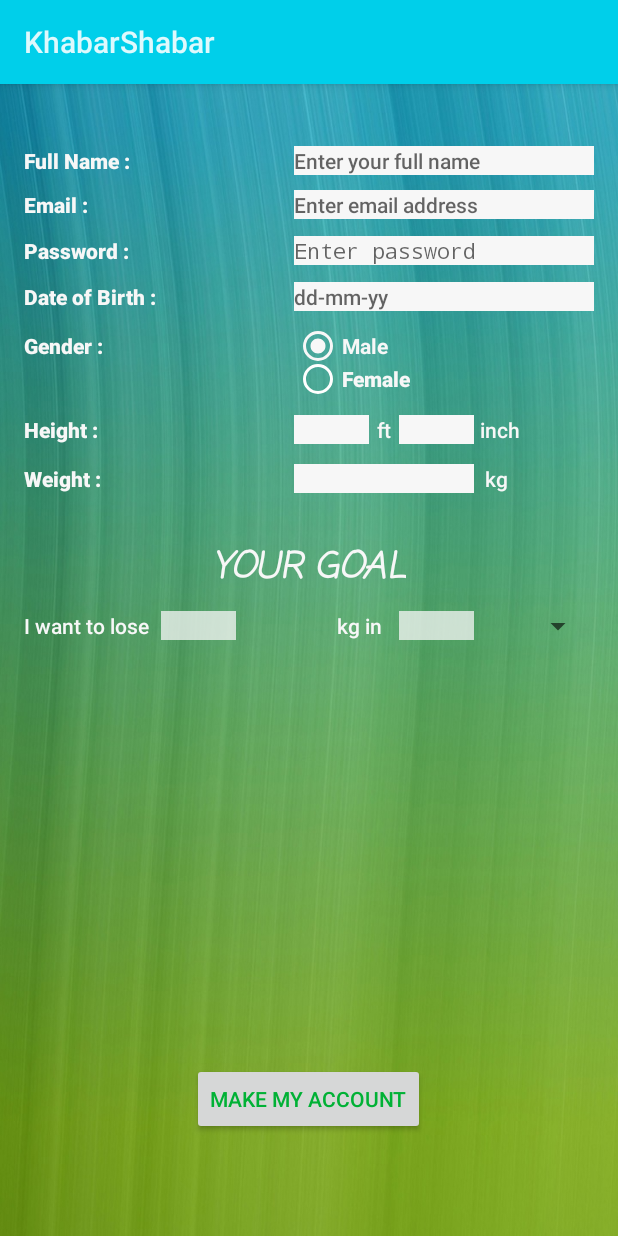
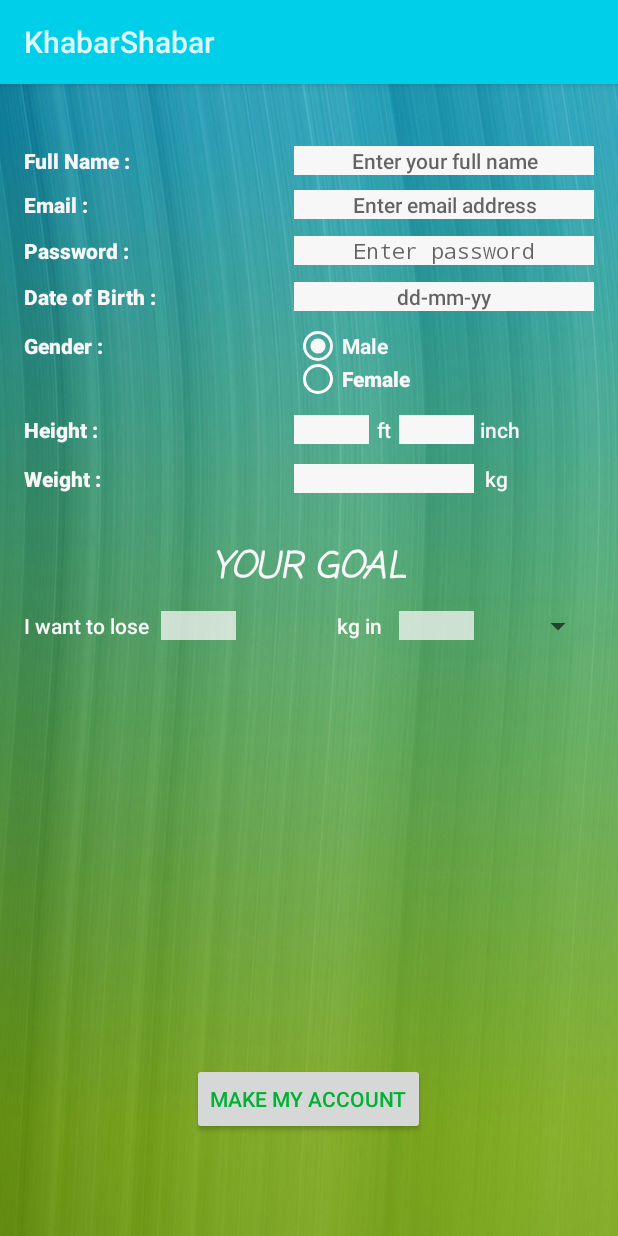
Before and after one commit to SamaSamrin/KhabarShabarAgain, an Android app: the SignUp screen opened directly, with no data from a screen before it, on a phone screen of 412 x 824 dp. Run offline under Robolectric (Android 15) with nearby library versions, the phone set to English and light mode, and no system bars.

Commit message:
fixed editText gravities

```diff
--- a/app/src/main/AndroidManifest.xml
+++ b/app/src/main/AndroidManifest.xml
@@ -32,7 +32,8 @@
         <activity android:name=".SignUp" />
         <activity android:name=".CalculatorDemo" />
         <activity android:name=".GuestPage" />
-        <activity android:name=".ResultPage"></activity>
+        <activity android:name=".ResultPage" />
+        <activity android:name=".WeightDisplay"></activity>
     </application>
 
 </manifest>
--- a/app/src/main/res/layout/activity_signup.xml
+++ b/app/src/main/res/layout/activity_signup.xml
@@ -27,19 +27,20 @@
         android:textStyle="normal|bold" />
 
     <EditText
+        android:id="@+id/fullNameInputField"
+        style="@android:style/Widget.Material.EditText"
         android:layout_width="wrap_content"
         android:layout_height="wrap_content"
-        android:inputType="textPersonName"
-        android:ems="10"
-        android:id="@+id/fullNameInputField"
-        android:textAppearance="@android:style/TextAppearance.Material.Body2"
-        android:background="@color/myWhite"
-        android:hint="Enter your full name"
-        style="@android:style/Widget.Material.EditText"
         android:layout_alignBaseline="@+id/fullNameInputPrompt"
         android:layout_alignBottom="@+id/fullNameInputPrompt"
         android:layout_alignParentEnd="true"
         android:layout_alignStart="@+id/emailInputField"
+        android:background="@color/myWhite"
+        android:ems="10"
+        android:gravity="center"
+        android:hint="Enter your full name"
+        android:inputType="textPersonName"
+        android:textAppearance="@android:style/TextAppearance.Material.Body2"
         android:textColor="@color/mainGreen" />
 
     <TextView
@@ -55,19 +56,20 @@
         android:textStyle="normal|bold" />
 
     <EditText
+        android:id="@+id/emailInputField"
+        style="@android:style/Widget.Material.EditText"
         android:layout_width="wrap_content"
         android:layout_height="wrap_content"
+        android:layout_alignBottom="@+id/emailInputPrompt"
+        android:layout_alignParentEnd="true"
+        android:layout_alignStart="@+id/passwordField"
+        android:layout_alignTop="@+id/emailInputPrompt"
+        android:background="@color/myWhite"
+        android:ems="10"
+        android:gravity="center"
+        android:hint="Enter email address"
         android:inputType="textEmailAddress"
-        android:ems="10"
-        android:layout_alignTop="@+id/emailInputPrompt"
-        android:layout_alignParentEnd="true"
-        android:id="@+id/emailInputField"
-        android:layout_alignBottom="@+id/emailInputPrompt"
-        android:background="@color/myWhite"
-        style="@android:style/Widget.Material.EditText"
         android:textAppearance="@android:style/TextAppearance.Material.Body2"
-        android:hint="Enter email address"
-        android:layout_alignStart="@+id/passwordField"
         android:textColor="@color/mainGreen" />
 
     <TextView
@@ -83,20 +85,21 @@
         android:layout_alignParentStart="true" />
 
     <EditText
+        android:id="@+id/passwordField"
+        style="@android:style/Widget.Material.EditText"
         android:layout_width="wrap_content"
         android:layout_height="wrap_content"
+        android:layout_alignBottom="@+id/passwordPrompt"
+        android:layout_alignParentEnd="true"
+        android:layout_alignStart="@+id/dateOfBirthInput"
+        android:layout_alignTop="@+id/passwordPrompt"
+        android:background="@color/myWhite"
+        android:ems="10"
+        android:gravity="center"
+        android:hint="Enter password"
         android:inputType="textPassword"
-        android:ems="10"
-        android:layout_alignParentEnd="true"
-        android:id="@+id/passwordField"
-        android:layout_alignBottom="@+id/passwordPrompt"
-        android:layout_alignTop="@+id/passwordPrompt"
         android:textAppearance="@android:style/TextAppearance.Material.Body2"
-        android:background="@color/myWhite"
-        android:hint="Enter password"
-        android:layout_alignStart="@+id/dateOfBirthInput"
-        android:textColor="@color/mainGreen"
-        style="@android:style/Widget.Material.EditText" />
+        android:textColor="@color/mainGreen" />
 
     <TextView
         android:text="Date of Birth : "
@@ -111,21 +114,22 @@
         android:textStyle="normal|bold" />
 
     <EditText
+        android:id="@+id/dateOfBirthInput"
+        style="@android:style/Widget.Material.EditText"
         android:layout_width="200dp"
         android:layout_height="wrap_content"
+        android:layout_alignBottom="@+id/dobPrompt"
+        android:layout_alignParentEnd="true"
+        android:layout_alignTop="@+id/dobPrompt"
+        android:background="@color/myWhite"
+
+        android:backgroundTint="@color/myWhite"
+        android:ems="10"
+        android:gravity="center"
+        android:hint="dd-mm-yy"
         android:inputType="date"
-        android:ems="10"
-        android:layout_alignTop="@+id/dobPrompt"
-        android:layout_alignParentEnd="true"
-        android:id="@+id/dateOfBirthInput"
-        android:layout_alignBottom="@+id/dobPrompt"
-
-        android:background="@color/myWhite"
-        android:backgroundTint="@color/myWhite"
         android:textAppearance="@android:style/TextAppearance.Material.Body2"
-        android:textColor="@color/mainGreen"
-        android:hint="dd-mm-yy"
-        style="@android:style/Widget.Material.EditText" />
+        android:textColor="@color/mainGreen" />
 
     <TextView
         android:text="Gender : "
```
Also changed, not shown: app/src/main/java/com/example/user/khabarshabar2/WeightDisplay.java (added, +13 -0 lines), app/src/main/res/layout/activity_login.xml (+19 -18 lines), app/src/main/res/layout/activity_weight_display.xml (added, +29 -0 lines).
